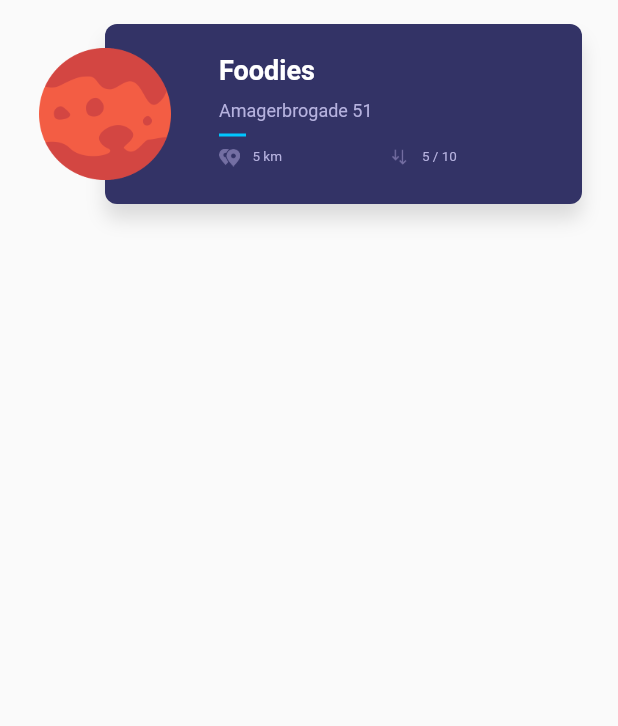
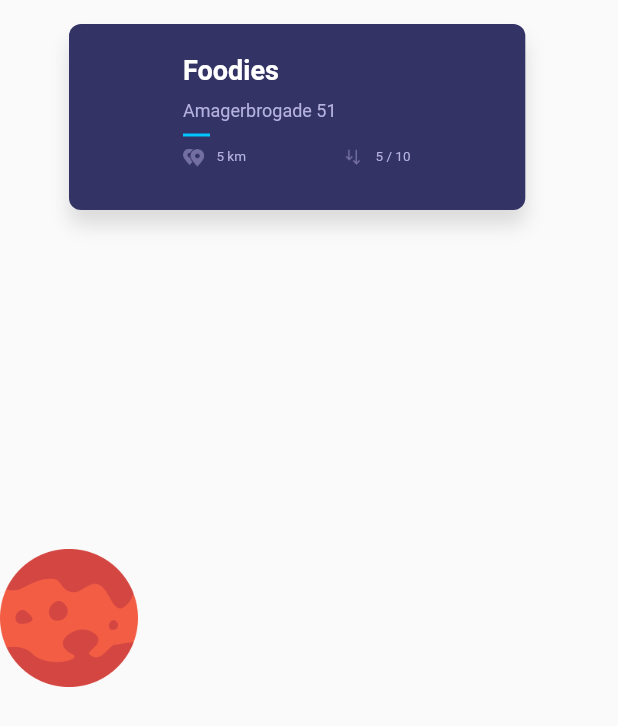
Before and after one commit to isaix/qpon, a Flutter app: the CardComponent widget shown alone on an empty page, opened directly, on a phone screen of 412 x 824 dp. Shown: the top 726 px of the screen. Run offline on Flutter 3.47's test engine with Material 2 defaults, Android fonts, the phone set to English and light mode, and no system bars; our stand-ins replace carousel_slider, cloud_firestore, firebase_auth, firebase_crashlytics, geolocator, qr_flutter and 1 more; missing offline and left inert: barcode_scan; accounts and stored records are empty; Roboto replaces fonts that are missing (Poppins).

```diff
--- a/lib/Components/Card.dart
+++ b/lib/Components/Card.dart
@@ -12,7 +12,8 @@ class _CardComponentState extends State<CardComponent> {
 
   @override
   Widget build(BuildContext context) {
-    final planetThumbnail = new Container(
+
+    final cardThumbnail = new Container(
       margin: new EdgeInsets.symmetric(
           vertical: 16.0
       ),
@@ -41,7 +42,7 @@ class _CardComponentState extends State<CardComponent> {
         fontWeight: FontWeight.w600
     );
 
-    Widget _planetValue({String value, String image}) {
+    Widget _cardValue({String value, String image}) {
       return new Row(
           children: <Widget>[
             new Image.asset(image, height: 12.0),
@@ -71,13 +72,13 @@ class _CardComponentState extends State<CardComponent> {
           new Row(
             children: <Widget>[
               new Expanded(
-                  child: _planetValue(
+                  child: _cardValue(
                       value: "5 km",
                       image: 'assets/img/ic_distance.png')
 
               ),
               new Expanded(
-                  child: _planetValue(
+                  child: _cardValue(
                       value: "5 / 10",
                       image: 'assets/img/ic_gravity.png')
               )
@@ -108,15 +109,15 @@ class _CardComponentState extends State<CardComponent> {
 
 
     return new Container(
-        height: 120.0,
+        width: MediaQuery.of(context).size.width * 0.85,
         margin: const EdgeInsets.symmetric(
           vertical: 16.0,
-          horizontal: 24.0,
+//          horizontal: 24.0,
         ),
         child: new Stack(
           children: <Widget>[
             card,
-            planetThumbnail,
+            cardThumbnail,
           ],
         )
     );
--- a/lib/Components/HorizontalList.dart
+++ b/lib/Components/HorizontalList.dart
@@ -15,6 +15,7 @@ class HorizontalList extends StatelessWidget {
     return Container(
         margin: EdgeInsets.symmetric(vertical: 15.0),
         child: Column(
+          mainAxisSize: MainAxisSize.max,
           crossAxisAlignment: CrossAxisAlignment.stretch,
           children: <Widget>[
             Container(
--- a/lib/Components/SearchBar.dart
+++ b/lib/Components/SearchBar.dart
@@ -11,6 +11,7 @@ class SearchBar extends StatelessWidget implements PreferredSizeWidget {
   @override
   Widget build(BuildContext context) {
     return Container(
+      color: Colors.transparent,
         child: SafeArea(
       child: Container(
         padding: EdgeInsets.fromLTRB(10, 0, 10, 0),
--- a/pubspec.yaml
+++ b/pubspec.yaml
@@ -19,11 +19,14 @@ environment:
 dependencies:
   flutter:
     sdk: flutter
-  barcode_scan: ^0.0.3
+  barcode_scan: ^1.0.0
   cloud_firestore: ^0.12.10+2
   shared_preferences: "^0.5.4+5"
   qr_flutter: ^3.1.0
   carousel_slider: ^1.3.0
+  geolocator: ^5.1.5
+  google_maps_flutter:
+
 
 
   # The following adds the Cupertino Icons font to your application.
```
Also changed, not shown: lib/Views/Home.dart (+91 -25 lines), pubspec.lock, 8 other files.
